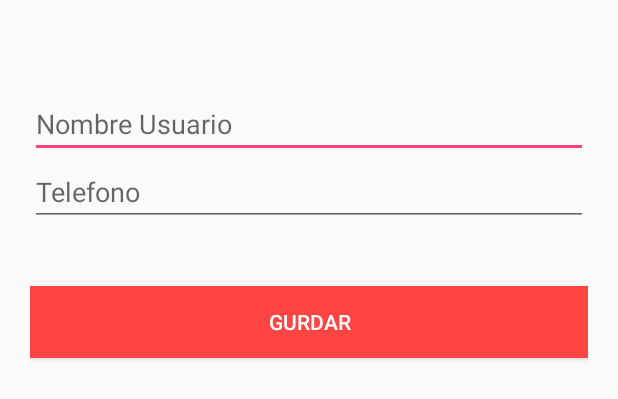
After one commit to wWGonzalez/Bombero, an Android app: the layout activity_crear_registro.xml on its own in the app's theme, with its tools: preview values and no code run, on a phone screen of 412 x 824 dp. The commit adds this screen. Shown: the top 399 px of the screen. Run offline under Robolectric (Android 15) with nearby library versions, the phone set to English and light mode, and no system bars.

Commit message:
Crear Registro Interno app
direcciona a layaur Registro cuando entra por primera vez

```diff
--- a/app/src/main/AndroidManifest.xml
+++ b/app/src/main/AndroidManifest.xml
@@ -26,6 +26,7 @@
         <activity android:name=".interfaces.BuscarPersona" />
         <activity android:name=".interfaces.PersonaFormulario" />
         <activity android:name=".interfaces.usuario" />
+        <activity android:name=".clases.crearRegistro"></activity>
     </application>
 
 </manifest>
--- /dev/null
+++ b/app/src/main/res/layout/activity_crear_registro.xml
@@ -0,0 +1,45 @@
+<?xml version="1.0" encoding="utf-8"?>
+<android.support.constraint.ConstraintLayout xmlns:android="http://schemas.android.com/apk/res/android"
+    xmlns:app="http://schemas.android.com/apk/res-auto"
+    xmlns:tools="http://schemas.android.com/tools"
+    android:layout_width="match_parent"
+    android:layout_height="match_parent"
+    tools:context="com.example.wer.appclient.clases.crearRegistro">
+
+
+    <LinearLayout
+        android:layout_width="fill_parent"
+        android:layout_height="match_parent"
+        android:orientation="vertical"
+        android:paddingLeft="20dp"
+        android:paddingRight="20dp"
+        android:paddingTop="60dp">
+
+
+        <EditText
+            android:id="@+id/input_name"
+            android:layout_width="match_parent"
+            android:layout_height="wrap_content"
+            android:hint="Nombre Usuario"
+            android:singleLine="true" />
+
+        <EditText
+            android:id="@+id/input_password"
+            android:layout_width="match_parent"
+            android:layout_height="wrap_content"
+            android:hint="Telefono"
+          />
+
+        <Button
+            android:id="@+id/btn_signup"
+            android:layout_width="fill_parent"
+            android:layout_height="wrap_content"
+            android:layout_marginTop="40dp"
+            android:background="@android:color/holo_red_light"
+            android:onClick="crearFicheroTelefono"
+            android:text="Gurdar"
+            android:textColor="@android:color/white" />
+
+    </LinearLayout>
+
+</android.support.constraint.ConstraintLayout>
--- a/app/src/main/res/values/colors.xml
+++ b/app/src/main/res/values/colors.xml
@@ -1,6 +1,6 @@
 <?xml version="1.0" encoding="utf-8"?>
 <resources>
-    <color name="colorPrimary">#3F51B5</color>
+    <color name="colorPrimary">#ba2243</color>
     <color name="colorPrimaryDark">#303F9F</color>
     <color name="colorAccent">#FF4081</color>
 </resources>
```
Also changed, not shown: app/src/main/java/com/example/wer/appclient/clases/Persona.java (+8 -0 lines), app/src/main/java/com/example/wer/appclient/clases/PersonaAdapter.java (+8 -0 lines), app/src/main/java/com/example/wer/appclient/clases/crearRegistro.java (added, +84 -0 lines), app/src/main/java/com/example/wer/appclient/interfaces/MainActivity.java (+60 -0 lines), app/src/main/java/com/example/wer/appclient/interfaces/PersonaFormulario.java (+23 -2 lines), app/src/main/res/layout/activity_main.xml (+26 -13 lines), app/src/main/res/layout/activity_usuario.xml (+1 -29 lines), app/src/main/res/layout/layout_persona.xml (+23 -3 lines).
